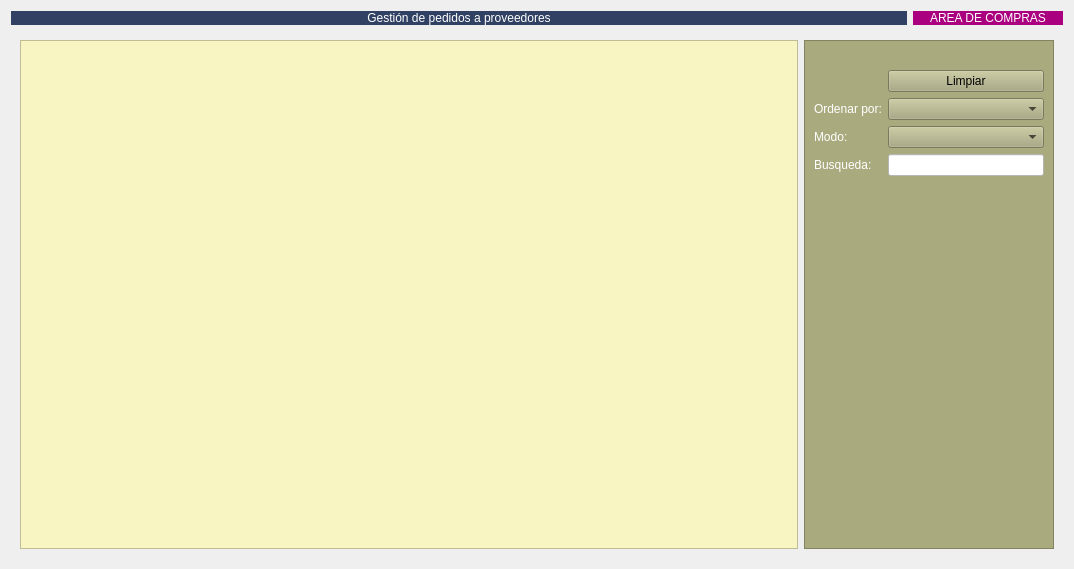
This is Zona_Compras/frmpedidosproveedor.ui in arcnexus/RedFoX as Qt 5 draws it before an edit. The edited form follows.
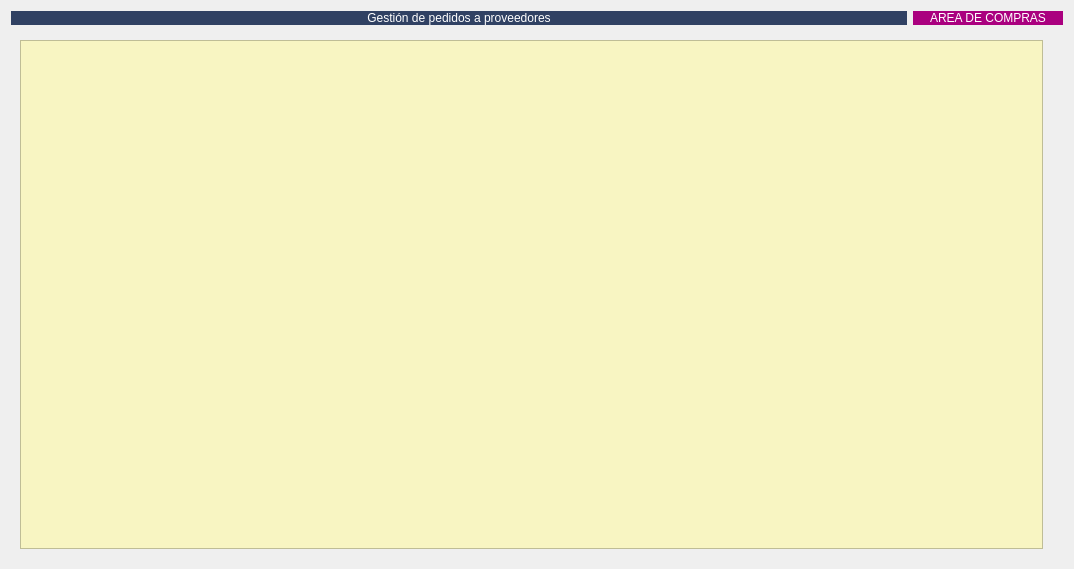
This is the edited form. The open tabs and pages were chosen to show the change. Icons and pictures are not drawn.

Commit message: Barras de busqueda

Diff of the .ui file:
```diff
--- a/Zona_Compras/frmpedidosproveedor.ui
+++ b/Zona_Compras/frmpedidosproveedor.ui
@@ -2432,6 +2432,9 @@
      </widget>
      <widget class="QWidget" name="page_2">
       <layout class="QGridLayout" name="gridLayout_14">
+       <property name="rightMargin">
+        <number>20</number>
+       </property>
        <item row="0" column="0">
         <widget class="QTableView" name="tabla">
          <property name="styleSheet">
@@ -2458,111 +2461,6 @@
          </attribute>
         </widget>
        </item>
-       <item row="0" column="1">
-        <widget class="QFrame" name="frame_2">
-         <property name="maximumSize">
-          <size>
-           <width>250</width>
-           <height>16777215</height>
-          </size>
-         </property>
-         <property name="styleSheet">
-          <string notr="true">background-color: rgb(170, 170, 127);</string>
-         </property>
-         <property name="frameShape">
-          <enum>QFrame::StyledPanel</enum>
-         </property>
-         <property name="frameShadow">
-          <enum>QFrame::Raised</enum>
-         </property>
-         <layout class="QGridLayout" name="gridLayout_13">
-          <item row="4" column="0">
-           <widget class="QLabel" name="label_24">
-            <property name="styleSheet">
-             <string notr="true">color: rgb(255, 255, 255);</string>
-            </property>
-            <property name="text">
-             <string>Busqueda:</string>
-            </property>
-           </widget>
-          </item>
-          <item row="1" column="2">
-           <widget class="QPushButton" name="btnLimpiar">
-            <property name="text">
-             <string>Limpiar</string>
-            </property>
-            <property name="icon">
-             <iconset resource="../maya.qrc">
-              <normaloff>:/Icons/PNG/clean.png</normaloff>:/Icons/PNG/clean.png</iconset>
-            </property>
-           </widget>
-          </item>
-          <item row="2" column="0">
-           <widget class="QLabel" name="label_33">
-            <property name="styleSheet">
-             <string notr="true">color: rgb(255, 255, 255);</string>
-            </property>
-            <property name="text">
-             <string>Ordenar por:</string>
-            </property>
-           </widget>
-          </item>
-          <item row="5" column="0">
-           <spacer name="verticalSpacer_3">
-            <property name="orientation">
-             <enum>Qt::Vertical</enum>
-            </property>
-            <property name="sizeHint" stdset="0">
-             <size>
-              <width>20</width>
-              <height>40</height>
-             </size>
-            </property>
-           </spacer>
-          </item>
-          <item row="2" column="2">
-           <widget class="QComboBox" name="cboOrden">
-            <property name="minimumSize">
-             <size>
-              <width>120</width>
-              <height>0</height>
-             </size>
-            </property>
-           </widget>
-          </item>
-          <item row="4" column="2">
-           <widget class="QLineEdit" name="txtBuscar">
-            <property name="styleSheet">
-             <string notr="true">background-color: rgb(255, 255, 255);</string>
-            </property>
-           </widget>
-          </item>
-          <item row="3" column="0">
-           <widget class="QLabel" name="label_34">
-            <property name="styleSheet">
-             <string notr="true">color: rgb(255, 255, 255);</string>
-            </property>
-            <property name="text">
-             <string>Modo:</string>
-            </property>
-           </widget>
-          </item>
-          <item row="3" column="2">
-           <widget class="QComboBox" name="cboModo"/>
-          </item>
-          <item row="0" column="2">
-           <widget class="QLabel" name="label_35">
-            <property name="text">
-             <string/>
-            </property>
-            <property name="pixmap">
-             <pixmap resource="../maya.qrc">:/Icons/PNG/busca_filtra.png</pixmap>
-            </property>
-           </widget>
-          </item>
-         </layout>
-        </widget>
-       </item>
       </layout>
      </widget>
     </widget>
```
Left out of the diff: 5 changed lines with no effect on the pictures. The commit also changes 41 other files.
